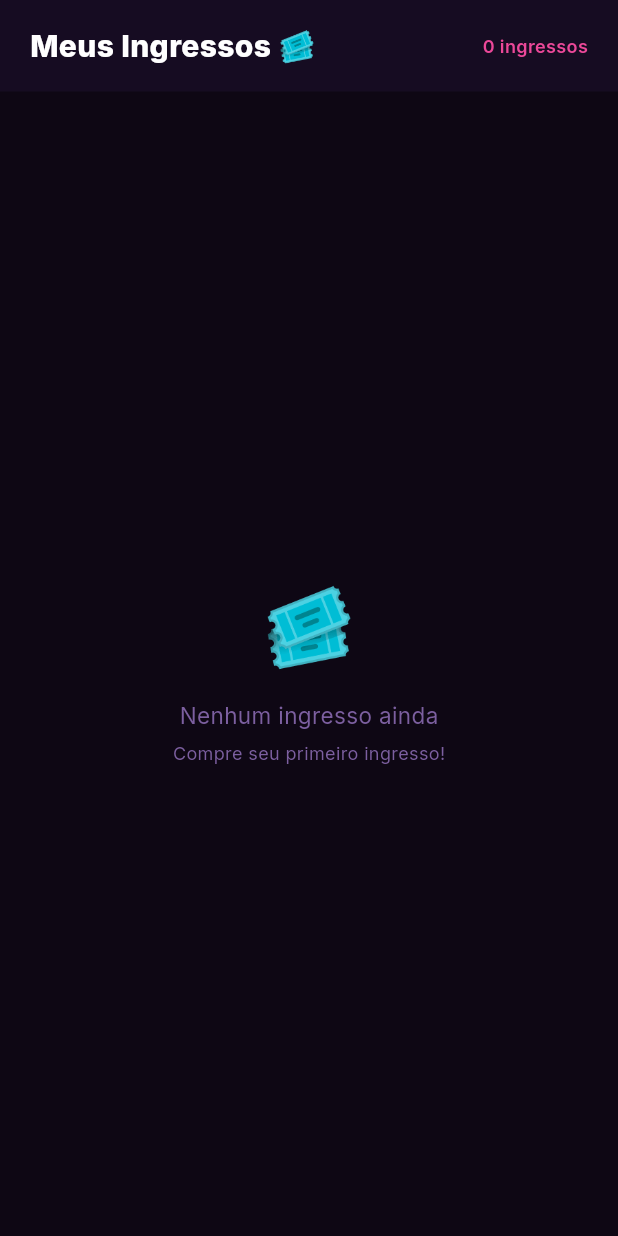
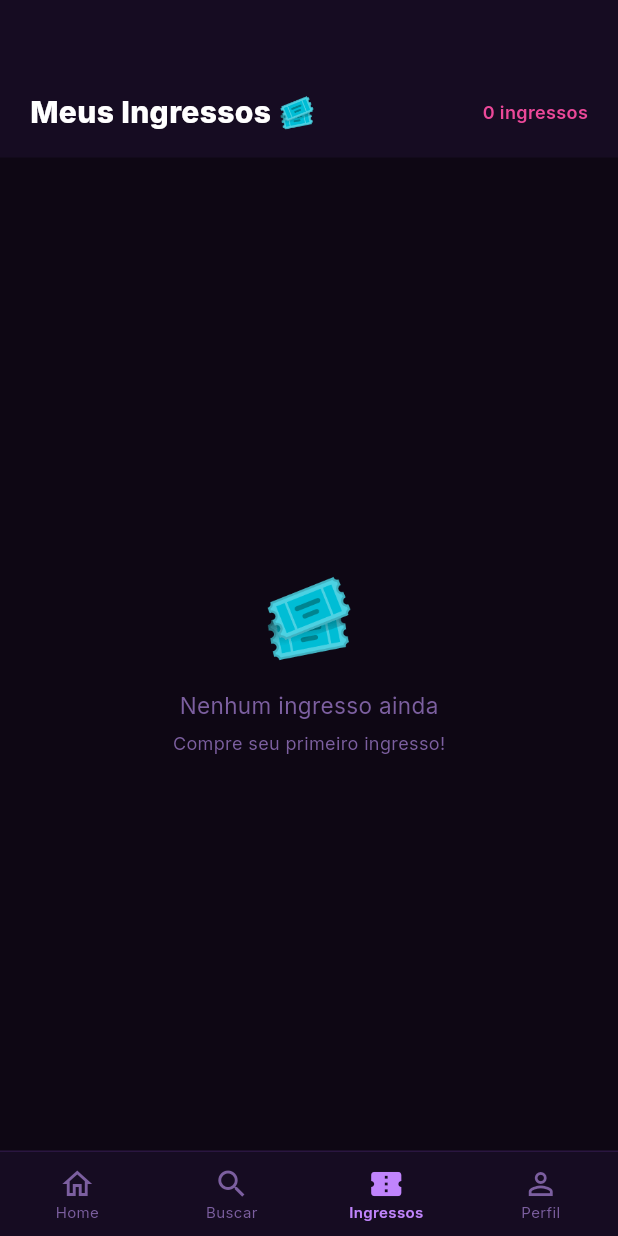
Before and after one commit to pedroabreu2359/showpass, a Flutter app: the PurchaseSuccessScreen screen opened directly with empty values, after a tap on "Ver meu ingresso", on a phone screen of 412 x 824 dp. Run offline on Flutter 3.47's test engine with Material 3 defaults, Android fonts, the phone set to English and light mode, and no system bars; our stand-ins replace google_fonts, qr_flutter, sqflite, sqflite_common_ffi; accounts and stored records are empty; statements that could not run were skipped.

Commit message:
correções de usabilidade

```diff
--- a/lib/screens/home_screen.dart
+++ b/lib/screens/home_screen.dart
@@ -16,6 +16,20 @@
 
 class _HomeScreenState extends State<HomeScreen> {
   int _navIndex = 0;
+  bool _isInit = false;
+
+  @override
+  void didChangeDependencies() {
+    super.didChangeDependencies();
+    if (!_isInit) {
+      final args = ModalRoute.of(context)?.settings.arguments;
+      if (args is int) {
+        _navIndex = args;
+      }
+      _isInit = true;
+    }
+  }
+
   String _selectedCat = 'Pop';
 
   static const _categories = [
--- a/lib/screens/purchase_success_screen.dart
+++ b/lib/screens/purchase_success_screen.dart
@@ -92,11 +92,12 @@
               PrimaryButton(
                 label: 'Ver meu ingresso',
                 onTap: () {
-                  Navigator.pushNamedAndRemoveUntil(context, AppRoutes.home, (_) => false);
-                  // Navigate to tickets tab
-                  Future.delayed(const Duration(milliseconds: 100), () {
-                    Navigator.pushNamed(context, AppRoutes.myTickets);
-                  });
+                  Navigator.pushNamedAndRemoveUntil(
+                    context,
+                    AppRoutes.home,
+                        (_) => false,
+                    arguments: 2,
+                  );
                 },
               ),
               const SizedBox(height: 12),
```
